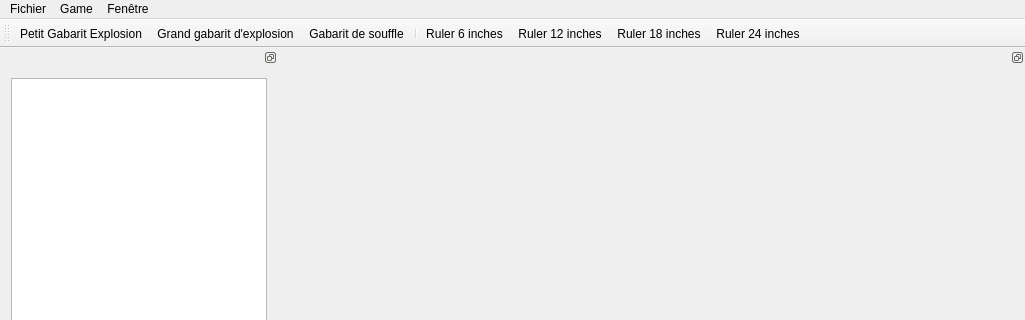
Old version of the form warhole/gamewindow.ui in the repository kaosphere/Warhole; both pictures show x 0 to 1025 and y 0 to 320 of the 1025 by 627 pixel window.
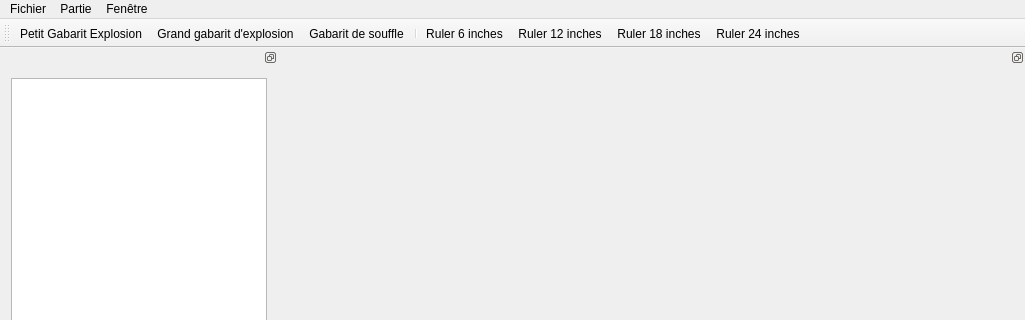
New version of the form. Icons and pictures are not drawn.

Commit message: put rulers and templates in separate lists, start game saving

Patch:
```diff
--- a/warhole/gamewindow.ui
+++ b/warhole/gamewindow.ui
@@ -34,7 +34,7 @@
    </widget>
    <widget class="QMenu" name="menuGame">
     <property name="title">
-     <string>Game</string>
+     <string>Partie</string>
     </property>
     <addaction name="actionHost_Game"/>
     <addaction name="actionConnect_to_a_game_2"/>
```
Left out of the diff: 24 changed lines with no effect on the pictures. The commit also changes 2 other files.
